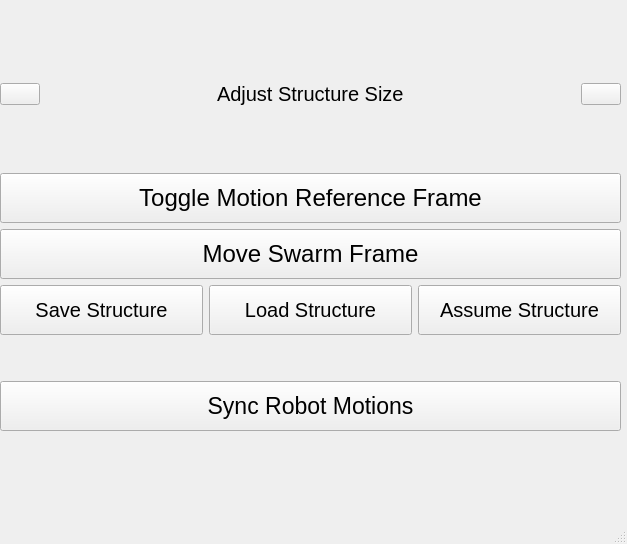
Qt form src/swarm_gui/resource/mainwindow.ui (rpiRobotics/ARM-20-02-C-15-Swarm-Robotics) before a commit.
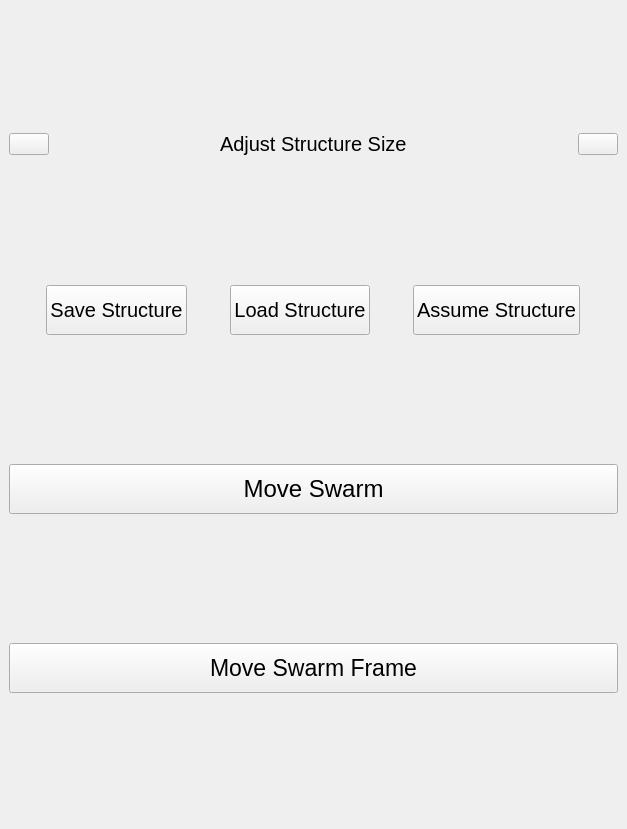
The same form after that commit.

The edit to the form file:
```diff
--- a/src/swarm_gui/resource/mainwindow.ui
+++ b/src/swarm_gui/resource/mainwindow.ui
@@ -7,43 +7,44 @@
     <x>0</x>
     <y>0</y>
     <width>627</width>
-    <height>544</height>
+    <height>829</height>
    </rect>
   </property>
+  <property name="sizePolicy">
+   <sizepolicy hsizetype="Maximum" vsizetype="Maximum">
+    <horstretch>0</horstretch>
+    <verstretch>0</verstretch>
+   </sizepolicy>
+  </property>
   <property name="windowTitle">
    <string>MainWindow</string>
   </property>
   <widget class="QWidget" name="centralwidget">
-   <widget class="QWidget" name="verticalLayoutWidget">
-    <property name="geometry">
-     <rect>
-      <x>0</x>
-      <y>20</y>
-      <width>621</width>
-      <height>421</height>
-     </rect>
-    </property>
+   <property name="sizePolicy">
+    <sizepolicy hsizetype="Maximum" vsizetype="Maximum">
+     <horstretch>0</horstretch>
+     <verstretch>0</verstretch>
+    </sizepolicy>
+   </property>
+   <layout class="QVBoxLayout" name="verticalLayout_2">
+    <item>
     <layout class="QVBoxLayout" name="verticalLayout">
+      <property name="sizeConstraint">
+       <enum>QLayout::SetMaximumSize</enum>
+      </property>
      <item>
       <layout class="QHBoxLayout" name="Frameresizinglayout"/>
      </item>
-     <item>
-      <spacer name="verticalSpacer_4">
-       <property name="orientation">
-        <enum>Qt::Vertical</enum>
-       </property>
-       <property name="sizeHint" stdset="0">
-        <size>
-         <width>20</width>
-         <height>40</height>
-        </size>
-       </property>
-      </spacer>
-     </item>
      <item>
       <layout class="QHBoxLayout" name="Sizelayout">
        <item>
         <widget class="QPushButton" name="minusbutton">
+          <property name="sizePolicy">
+           <sizepolicy hsizetype="Maximum" vsizetype="Maximum">
+            <horstretch>0</horstretch>
+            <verstretch>0</verstretch>
+           </sizepolicy>
+          </property>
          <property name="text">
           <string/>
          </property>
@@ -89,6 +90,12 @@
        </item>
        <item>
         <widget class="QPushButton" name="plusbutton">
+          <property name="sizePolicy">
+           <sizepolicy hsizetype="Maximum" vsizetype="Maximum">
+            <horstretch>0</horstretch>
+            <verstretch>0</verstretch>
+           </sizepolicy>
+          </property>
          <property name="text">
           <string/>
          </property>
@@ -96,55 +103,6 @@
        </item>
       </layout>
      </item>
-     <item>
-      <spacer name="verticalSpacer_3">
-       <property name="orientation">
-        <enum>Qt::Vertical</enum>
-       </property>
-       <property name="sizeHint" stdset="0">
-        <size>
-         <width>20</width>
-         <height>40</height>
-        </size>
-       </property>
-      </spacer>
-     </item>
-     <item>
-      <widget class="QPushButton" name="Toggleframe">
-       <property name="minimumSize">
-        <size>
-         <width>50</width>
-         <height>50</height>
-        </size>
-       </property>
-       <property name="font">
-        <font>
-         <pointsize>18</pointsize>
-        </font>
-       </property>
-       <property name="text">
-        <string>Toggle Motion Reference Frame</string>
-       </property>
-      </widget>
-     </item>
-     <item>
-      <widget class="QPushButton" name="Moveswarmframe">
-       <property name="minimumSize">
-        <size>
-         <width>50</width>
-         <height>50</height>
-        </size>
-       </property>
-       <property name="font">
-        <font>
-         <pointsize>18</pointsize>
-        </font>
-       </property>
-       <property name="text">
-        <string>Move Swarm Frame</string>
-       </property>
-      </widget>
-     </item>
      <item>
       <layout class="QHBoxLayout" name="horizontalLayout">
        <property name="sizeConstraint">
@@ -152,6 +110,12 @@
        </property>
        <item>
         <widget class="QPushButton" name="Savestructure">
+          <property name="sizePolicy">
+           <sizepolicy hsizetype="Maximum" vsizetype="Maximum">
+            <horstretch>0</horstretch>
+            <verstretch>0</verstretch>
+           </sizepolicy>
+          </property>
          <property name="minimumSize">
           <size>
            <width>0</width>
@@ -170,6 +134,12 @@
        </item>
        <item>
         <widget class="QPushButton" name="Loadstructure">
+          <property name="sizePolicy">
+           <sizepolicy hsizetype="Maximum" vsizetype="Maximum">
+            <horstretch>0</horstretch>
+            <verstretch>0</verstretch>
+           </sizepolicy>
+          </property>
          <property name="minimumSize">
           <size>
            <width>0</width>
@@ -188,6 +158,12 @@
        </item>
        <item>
         <widget class="QPushButton" name="Assumestructure">
+          <property name="sizePolicy">
+           <sizepolicy hsizetype="Maximum" vsizetype="Maximum">
+            <horstretch>0</horstretch>
+            <verstretch>0</verstretch>
+           </sizepolicy>
+          </property>
          <property name="minimumSize">
           <size>
            <width>0</width>
@@ -207,23 +183,25 @@
       </layout>
      </item>
      <item>
-      <spacer name="verticalSpacer_2">
-       <property name="orientation">
-        <enum>Qt::Vertical</enum>
-       </property>
-       <property name="sizeType">
-        <enum>QSizePolicy::Fixed</enum>
-       </property>
-       <property name="sizeHint" stdset="0">
+       <widget class="QPushButton" name="Moveswarm">
+        <property name="minimumSize">
         <size>
-         <width>30</width>
-         <height>40</height>
-        </size>
-       </property>
-      </spacer>
+          <width>50</width>
+          <height>50</height>
+         </size>
+        </property>
+        <property name="font">
+         <font>
+          <pointsize>18</pointsize>
+         </font>
+        </property>
+        <property name="text">
+         <string>Move Swarm</string>
+        </property>
+       </widget>
      </item>
      <item>
-      <widget class="QPushButton" name="Syncmotions">
+       <widget class="QPushButton" name="Moveswarmframe">
        <property name="minimumSize">
         <size>
          <width>0</width>
@@ -236,26 +214,10 @@
         </font>
        </property>
        <property name="text">
-        <string>Sync Robot Motions</string>
+         <string>Move Swarm Frame</string>
        </property>
       </widget>
      </item>
-     <item>
-      <spacer name="verticalSpacer">
-       <property name="orientation">
-        <enum>Qt::Vertical</enum>
-       </property>
-       <property name="sizeType">
-        <enum>QSizePolicy::Fixed</enum>
-       </property>
-       <property name="sizeHint" stdset="0">
-        <size>
-         <width>20</width>
-         <height>10</height>
-        </size>
-       </property>
-      </spacer>
-     </item>
      <item>
       <layout class="QGridLayout" name="Robotlayout">
        <property name="sizeConstraint">
@@ -264,9 +226,9 @@
       </layout>
      </item>
     </layout>
-   </widget>
-  </widget>
-  <widget class="QStatusBar" name="statusbar"/>
+    </item>
+   </layout>
+  </widget>
  </widget>
  <resources/>
  <connections/>
```
Left out of the diff: 2 changed lines with no effect on the pictures. Lines whose indentation alone changed are shown as unchanged.
